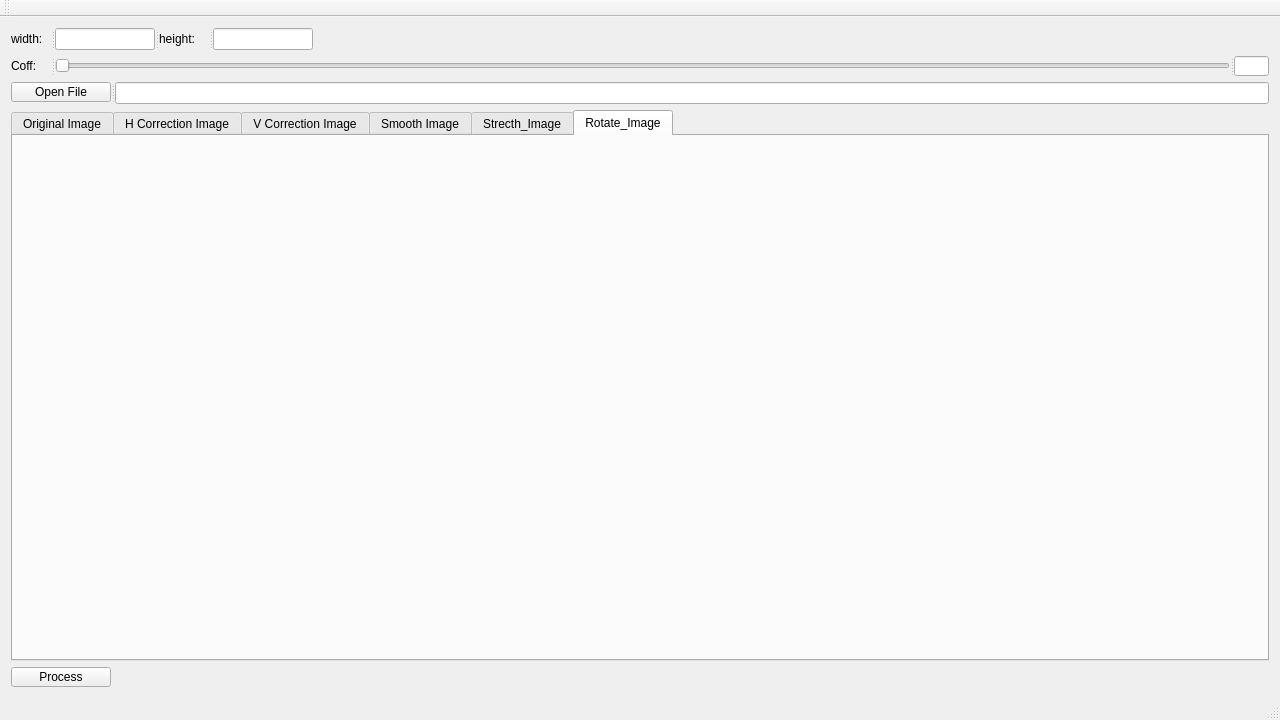
This is mainwindow.ui in adas-eye/fisheye_distortion as Qt 5 draws it before an edit. The edited form follows.
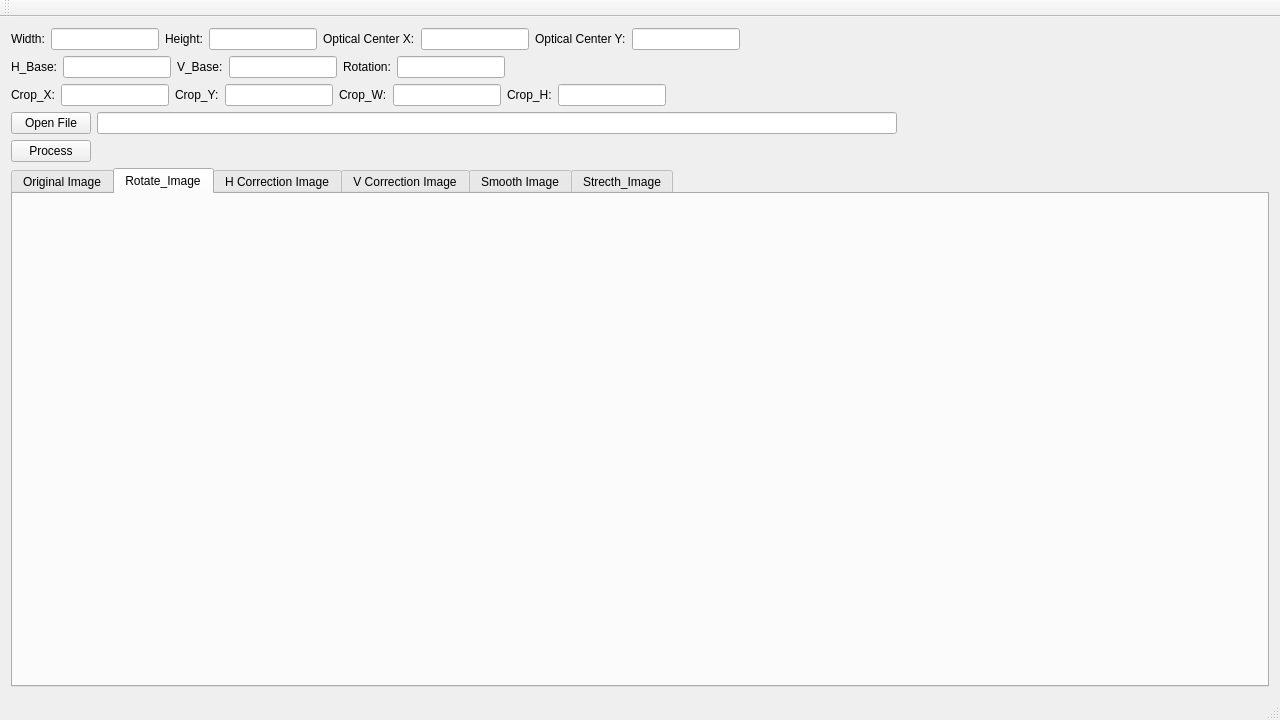
This is the edited form.

Commit message: FisheyeDistortionCorrection: add the coff to adjust procssing online.

Patch:
```diff
--- a/mainwindow.ui
+++ b/mainwindow.ui
@@ -16,120 +16,444 @@
   <widget class="QWidget" name="centralWidget">
    <layout class="QGridLayout" name="gridLayout_7">
     <item row="0" column="0">
-     <widget class="QSplitter" name="splitter">
-      <property name="orientation">
-       <enum>Qt::Horizontal</enum>
-      </property>
-      <widget class="QLabel" name="label_width">
-       <property name="maximumSize">
-        <size>
-         <width>40</width>
-         <height>16777215</height>
-        </size>
-       </property>
-       <property name="text">
-        <string>width:</string>
-       </property>
-      </widget>
-      <widget class="QLineEdit" name="edit_height">
-       <property name="maximumSize">
-        <size>
-         <width>100</width>
-         <height>16777215</height>
-        </size>
-       </property>
-      </widget>
-      <widget class="QLabel" name="label_height">
-       <property name="maximumSize">
-        <size>
-         <width>50</width>
-         <height>16777215</height>
-        </size>
-       </property>
-       <property name="text">
-        <string>height:</string>
-       </property>
-      </widget>
-      <widget class="QLineEdit" name="edit_width">
-       <property name="maximumSize">
-        <size>
-         <width>100</width>
-         <height>16777215</height>
-        </size>
-       </property>
-      </widget>
-     </widget>
+     <layout class="QFormLayout" name="formLayout">
+      <item row="0" column="0">
+       <layout class="QHBoxLayout" name="horizontalLayout">
+        <item>
+         <widget class="QLabel" name="label_width">
+          <property name="maximumSize">
+           <size>
+            <width>100</width>
+            <height>60</height>
+           </size>
+          </property>
+          <property name="text">
+           <string>Width:</string>
+          </property>
+         </widget>
+        </item>
+        <item>
+         <widget class="QLineEdit" name="edit_width">
+          <property name="sizePolicy">
+           <sizepolicy hsizetype="Expanding" vsizetype="Preferred">
+            <horstretch>0</horstretch>
+            <verstretch>0</verstretch>
+           </sizepolicy>
+          </property>
+          <property name="maximumSize">
+           <size>
+            <width>200</width>
+            <height>60</height>
+           </size>
+          </property>
+         </widget>
+        </item>
+        <item>
+         <widget class="QLabel" name="label_height">
+          <property name="maximumSize">
+           <size>
+            <width>100</width>
+            <height>60</height>
+           </size>
+          </property>
+          <property name="text">
+           <string>Height:</string>
+          </property>
+         </widget>
+        </item>
+        <item>
+         <widget class="QLineEdit" name="edit_height">
+          <property name="sizePolicy">
+           <sizepolicy hsizetype="Expanding" vsizetype="Preferred">
+            <horstretch>0</horstretch>
+            <verstretch>0</verstretch>
+           </sizepolicy>
+          </property>
+          <property name="maximumSize">
+           <size>
+            <width>200</width>
+            <height>60</height>
+           </size>
+          </property>
+         </widget>
+        </item>
+        <item>
+         <widget class="QLabel" name="label_width_3">
+          <property name="sizePolicy">
+           <sizepolicy hsizetype="Preferred" vsizetype="Preferred">
+            <horstretch>0</horstretch>
+            <verstretch>0</verstretch>
+           </sizepolicy>
+          </property>
+          <property name="minimumSize">
+           <size>
+            <width>60</width>
+            <height>0</height>
+           </size>
+          </property>
+          <property name="maximumSize">
+           <size>
+            <width>200</width>
+            <height>60</height>
+           </size>
+          </property>
+          <property name="text">
+           <string>Optical Center X:</string>
+          </property>
+         </widget>
+        </item>
+        <item>
+         <widget class="QLineEdit" name="edit_opt_center_x">
+          <property name="sizePolicy">
+           <sizepolicy hsizetype="Expanding" vsizetype="Preferred">
+            <horstretch>0</horstretch>
+            <verstretch>0</verstretch>
+           </sizepolicy>
+          </property>
+          <property name="maximumSize">
+           <size>
+            <width>200</width>
+            <height>60</height>
+           </size>
+          </property>
+         </widget>
+        </item>
+        <item>
+         <widget class="QLabel" name="label_width_4">
+          <property name="sizePolicy">
+           <sizepolicy hsizetype="MinimumExpanding" vsizetype="Preferred">
+            <horstretch>0</horstretch>
+            <verstretch>0</verstretch>
+           </sizepolicy>
+          </property>
+          <property name="minimumSize">
+           <size>
+            <width>60</width>
+            <height>0</height>
+           </size>
+          </property>
+          <property name="maximumSize">
+           <size>
+            <width>200</width>
+            <height>60</height>
+           </size>
+          </property>
+          <property name="text">
+           <string>Optical Center Y:</string>
+          </property>
+         </widget>
+        </item>
+        <item>
+         <widget class="QLineEdit" name="edit_opt_center_y">
+          <property name="sizePolicy">
+           <sizepolicy hsizetype="Expanding" vsizetype="Preferred">
+            <horstretch>0</horstretch>
+            <verstretch>0</verstretch>
+           </sizepolicy>
+          </property>
+          <property name="maximumSize">
+           <size>
+            <width>200</width>
+            <height>60</height>
+           </size>
+          </property>
+         </widget>
+        </item>
+       </layout>
+      </item>
+      <item row="1" column="0">
+       <layout class="QHBoxLayout" name="horizontalLayout_2">
+        <item>
+         <widget class="QLabel" name="label_width_2">
+          <property name="maximumSize">
+           <size>
+            <width>100</width>
+            <height>60</height>
+           </size>
+          </property>
+          <property name="text">
+           <string>H_Base:</string>
+          </property>
+         </widget>
+        </item>
+        <item>
+         <widget class="QLineEdit" name="edit_h_base">
+          <property name="sizePolicy">
+           <sizepolicy hsizetype="Expanding" vsizetype="Preferred">
+            <horstretch>0</horstretch>
+            <verstretch>0</verstretch>
+           </sizepolicy>
+          </property>
+          <property name="maximumSize">
+           <size>
+            <width>200</width>
+            <height>60</height>
+           </size>
+          </property>
+         </widget>
+        </item>
+        <item>
+         <widget class="QLabel" name="label_height_2">
+          <property name="maximumSize">
+           <size>
+            <width>100</width>
+            <height>60</height>
+           </size>
+          </property>
+          <property name="text">
+           <string>V_Base:</string>
+          </property>
+         </widget>
+        </item>
+        <item>
+         <widget class="QLineEdit" name="edit_v_base">
+          <property name="sizePolicy">
+           <sizepolicy hsizetype="Expanding" vsizetype="Preferred">
+            <horstretch>0</horstretch>
+            <verstretch>0</verstretch>
+           </sizepolicy>
+          </property>
+          <property name="maximumSize">
+           <size>
+            <width>200</width>
+            <height>60</height>
+           </size>
+          </property>
+         </widget>
+        </item>
+        <item>
+         <widget class="QLabel" name="label_height_3">
+          <property name="maximumSize">
+           <size>
+            <width>100</width>
+            <height>60</height>
+           </size>
+          </property>
+          <property name="text">
+           <string>Rotation:</string>
+          </property>
+         </widget>
+        </item>
+        <item>
+         <widget class="QLineEdit" name="edit_rotation">
+          <property name="sizePolicy">
+           <sizepolicy hsizetype="Expanding" vsizetype="Preferred">
+            <horstretch>0</horstretch>
+            <verstretch>0</verstretch>
+           </sizepolicy>
+          </property>
+          <property name="maximumSize">
+           <size>
+            <width>200</width>
+            <height>60</height>
+           </size>
+          </property>
+         </widget>
+        </item>
+       </layout>
+      </item>
+      <item row="2" column="0">
+       <layout class="QHBoxLayout" name="horizontalLayout_3">
+        <item>
+         <widget class="QLabel" name="label_width_5">
+          <property name="maximumSize">
+           <size>
+            <width>100</width>
+            <height>60</height>
+           </size>
+          </property>
+          <property name="text">
+           <string>Crop_X:</string>
+          </property>
+         </widget>
+        </item>
+        <item>
+         <widget class="QLineEdit" name="edit_crop_x">
+          <property name="sizePolicy">
+           <sizepolicy hsizetype="Expanding" vsizetype="Preferred">
+            <horstretch>0</horstretch>
+            <verstretch>0</verstretch>
+           </sizepolicy>
+          </property>
+          <property name="maximumSize">
+           <size>
+            <width>200</width>
+            <height>60</height>
+           </size>
+          </property>
+         </widget>
+        </item>
+        <item>
+         <widget class="QLabel" name="label_height_5">
+          <property name="maximumSize">
+           <size>
+            <width>100</width>
+            <height>60</height>
+           </size>
+          </property>
+          <property name="text">
+           <string>Crop_Y:</string>
+          </property>
+         </widget>
+        </item>
+        <item>
+         <widget class="QLineEdit" name="edit_crop_y">
+          <property name="sizePolicy">
+           <sizepolicy hsizetype="Expanding" vsizetype="Preferred">
+            <horstretch>0</horstretch>
+            <verstretch>0</verstretch>
+           </sizepolicy>
+          </property>
+          <property name="maximumSize">
+           <size>
+            <width>200</width>
+            <height>60</height>
+           </size>
+          </property>
+         </widget>
+        </item>
+        <item>
+         <widget class="QLabel" name="label_height_4">
+          <property name="maximumSize">
+           <size>
+            <width>100</width>
+            <height>60</height>
+           </size>
+          </property>
+          <property name="text">
+           <string>Crop_W:</string>
+          </property>
+         </widget>
+        </item>
+        <item>
+         <widget class="QLineEdit" name="edit_crop_w">
+          <property name="sizePolicy">
+           <sizepolicy hsizetype="Expanding" vsizetype="Preferred">
+            <horstretch>0</horstretch>
+            <verstretch>0</verstretch>
+           </sizepolicy>
+          </property>
+          <property name="maximumSize">
+           <size>
+            <width>200</width>
+            <height>60</height>
+           </size>
+          </property>
+         </widget>
+        </item>
+        <item>
+         <widget class="QLabel" name="label_height_6">
+          <property name="maximumSize">
+           <size>
+            <width>100</width>
+            <height>60</height>
+           </size>
+          </property>
+          <property name="text">
+           <string>Crop_H:</string>
+          </property>
+         </widget>
+        </item>
+        <item>
+         <widget class="QLineEdit" name="edit_crop_h">
+          <property name="sizePolicy">
+           <sizepolicy hsizetype="Expanding" vsizetype="Preferred">
+            <horstretch>0</horstretch>
+            <verstretch>0</verstretch>
+           </sizepolicy>
+          </property>
+          <property name="maximumSize">
+           <size>
+            <width>200</width>
+            <height>60</height>
+           </size>
+          </property>
+         </widget>
+        </item>
+       </layout>
+      </item>
+      <item row="3" column="0">
+       <layout class="QHBoxLayout" name="horizontalLayout_4">
+        <item>
+         <widget class="QPushButton" name="button_open_file">
+          <property name="sizePolicy">
+           <sizepolicy hsizetype="Preferred" vsizetype="Preferred">
+            <horstretch>0</horstretch>
+            <verstretch>0</verstretch>
+           </sizepolicy>
+          </property>
+          <property name="minimumSize">
+           <size>
+            <width>0</width>
+            <height>0</height>
+           </size>
+          </property>
+          <property name="maximumSize">
+           <size>
+            <width>100</width>
+            <height>60</height>
+           </size>
+          </property>
+          <property name="text">
+           <string>Open File</string>
+          </property>
+         </widget>
+        </item>
+        <item>
+         <widget class="QLineEdit" name="edit_file_location">
+          <property name="sizePolicy">
+           <sizepolicy hsizetype="Preferred" vsizetype="Preferred">
+            <horstretch>0</horstretch>
+            <verstretch>0</verstretch>
+           </sizepolicy>
+          </property>
+          <property name="minimumSize">
+           <size>
+            <width>800</width>
+            <height>0</height>
+           </size>
+          </property>
+          <property name="maximumSize">
+           <size>
+            <width>1000</width>
+            <height>60</height>
+           </size>
+          </property>
+          <property name="readOnly">
+           <bool>true</bool>
+          </property>
+         </widget>
+        </item>
+       </layout>
+      </item>
+      <item row="4" column="0">
+       <widget class="QPushButton" name="button_process">
+        <property name="sizePolicy">
+         <sizepolicy hsizetype="Preferred" vsizetype="Preferred">
+          <horstretch>0</horstretch>
+          <verstretch>0</verstretch>
+         </sizepolicy>
+        </property>
+        <property name="minimumSize">
+         <size>
+          <width>0</width>
+          <height>0</height>
+         </size>
+        </property>
+        <property name="maximumSize">
+         <size>
+          <width>100</width>
+          <height>60</height>
+         </size>
+        </property>
+        <property name="text">
+         <string>Process</string>
+        </property>
+       </widget>
+      </item>
+     </layout>
     </item>
     <item row="1" column="0">
-     <widget class="QSplitter" name="splitter_2">
-      <property name="orientation">
-       <enum>Qt::Horizontal</enum>
-      </property>
-      <widget class="QLabel" name="label_coff">
-       <property name="maximumSize">
-        <size>
-         <width>40</width>
-         <height>16777215</height>
-        </size>
-       </property>
-       <property name="text">
-        <string>Coff:</string>
-       </property>
-      </widget>
-      <widget class="QSlider" name="horizontalSlider">
-       <property name="orientation">
-        <enum>Qt::Horizontal</enum>
-       </property>
-      </widget>
-      <widget class="QLineEdit" name="edit_coff">
-       <property name="minimumSize">
-        <size>
-         <width>35</width>
-         <height>20</height>
-        </size>
-       </property>
-       <property name="maximumSize">
-        <size>
-         <width>35</width>
-         <height>20</height>
-        </size>
-       </property>
-       <property name="readOnly">
-        <bool>true</bool>
-       </property>
-      </widget>
-     </widget>
-    </item>
-    <item row="2" column="0">
-     <widget class="QSplitter" name="splitter_3">
-      <property name="orientation">
-       <enum>Qt::Horizontal</enum>
-      </property>
-      <widget class="QPushButton" name="button_open_file">
-       <property name="minimumSize">
-        <size>
-         <width>30</width>
-         <height>20</height>
-        </size>
-       </property>
-       <property name="maximumSize">
-        <size>
-         <width>100</width>
-         <height>20</height>
-        </size>
-       </property>
-       <property name="text">
-        <string>Open File</string>
-       </property>
-      </widget>
-      <widget class="QLineEdit" name="edit_file_location">
-       <property name="readOnly">
-        <bool>true</bool>
-       </property>
-      </widget>
-     </widget>
-    </item>
-    <item row="3" column="0">
      <widget class="QTabWidget" name="tabWidget">
       <property name="currentIndex">
        <number>5</number>
@@ -154,6 +478,20 @@
         </item>
        </layout>
       </widget>
+      <widget class="QWidget" name="tab_6">
+       <attribute name="title">
+        <string>Rotate_Image</string>
+       </attribute>
+       <layout class="QGridLayout" name="gridLayout_6">
+        <item row="0" column="0">
+         <widget class="QLabel" name="label_rotate_image">
+          <property name="text">
+           <string/>
+          </property>
+         </widget>
+        </item>
+       </layout>
+      </widget>
       <widget class="QWidget" name="tab">
        <attribute name="title">
         <string>H Correction Image</string>
@@ -218,23 +556,9 @@
        <attribute name="title">
         <string>Strecth_Image</string>
        </attribute>
-       <layout class="QGridLayout" name="gridLayout_6">
-        <item row="0" column="0">
-         <widget class="QLabel" name="label_strecth_image">
-          <property name="text">
-           <string/>
-          </property>
-         </widget>
-        </item>
-       </layout>
-      </widget>
-      <widget class="QWidget" name="tab_6">
-       <attribute name="title">
-        <string>Rotate_Image</string>
-       </attribute>
        <layout class="QGridLayout" name="gridLayout_2">
         <item row="0" column="0">
-         <widget class="QLabel" name="label_rotate_image">
+         <widget class="QLabel" name="label_strecth_image">
           <property name="text">
            <string/>
           </property>
@@ -244,25 +568,6 @@
       </widget>
      </widget>
     </item>
-    <item row="4" column="0">
-     <widget class="QPushButton" name="button_process">
-      <property name="minimumSize">
-       <size>
-        <width>100</width>
-        <height>20</height>
-       </size>
-      </property>
-      <property name="maximumSize">
-       <size>
-        <width>100</width>
-        <height>20</height>
-       </size>
-      </property>
-      <property name="text">
-       <string>Process</string>
-      </property>
-     </widget>
-    </item>
    </layout>
   </widget>
   <widget class="QMenuBar" name="menuBar">
```
Left out of the diff: 4 changed lines with no effect on the pictures. The commit also changes 7 other files.
